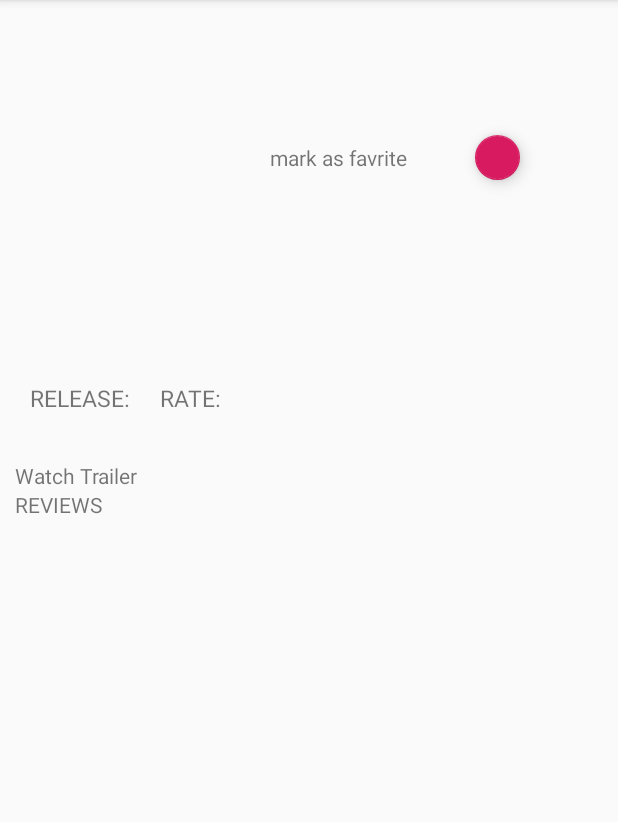
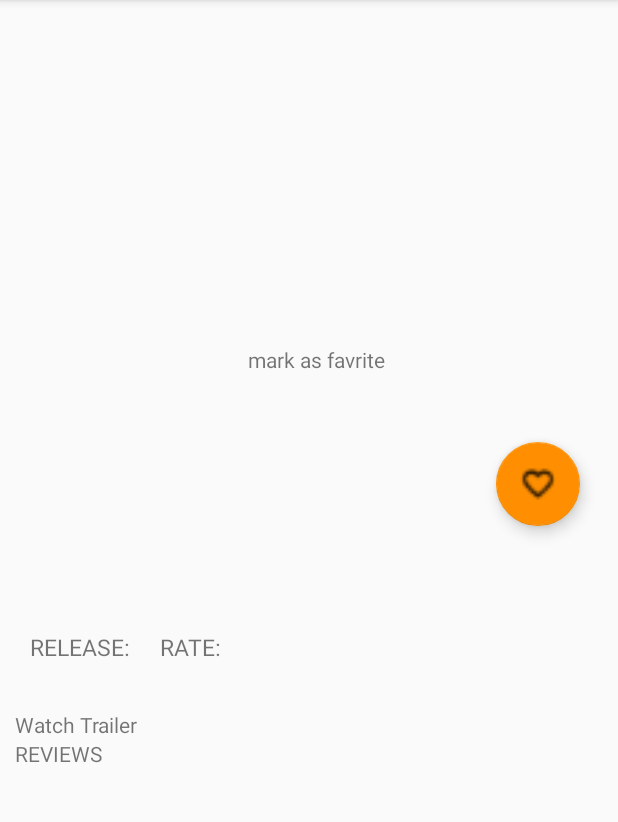
Before and after one commit to clarissaDia/PopularMovies2, an Android app: the DetailActivity screen opened directly, with no data from a screen before it, on a phone screen of 412 x 824 dp, the part 84-906 px from its top. Run offline under Robolectric (Android 15) with nearby library versions, the phone set to English and light mode, and no system bars; our stand-ins replace Picasso, Room's generated code; pictures from the network do not load.

Commit message:
Stage 2: Fourth commit

```diff
--- a/app/build.gradle
+++ b/app/build.gradle
@@ -35,5 +35,4 @@ dependencies {
     androidTestImplementation 'com.android.support.test.espresso:espresso-core:3.0.2'
 
 
-
 }
--- a/app/src/main/AndroidManifest.xml
+++ b/app/src/main/AndroidManifest.xml
@@ -20,12 +20,12 @@
                 <category android:name="android.intent.category.LAUNCHER" />
             </intent-filter>
         </activity>
-        <activity android:name=".DetailActivity"
+        <activity
+            android:name=".DetailActivity"
             android:parentActivityName=".MainActivity">
             <meta-data
                 android:name="android.support.PARENT_ACTIVITY"
-                android:value=".MainActivity"/>
-
+                android:value=".MainActivity" />
         </activity>
     </application>
 
--- a/app/src/main/res/layout/activity_detail.xml
+++ b/app/src/main/res/layout/activity_detail.xml
@@ -17,7 +17,7 @@
     <LinearLayout
         android:layout_width="match_parent"
         android:layout_height="wrap_content"
-        android:orientation="horizontal">
+        android:orientation="vertical">
 
         <ImageView
             android:id="@+id/iv_detail_image"
@@ -35,13 +35,15 @@
 
         <android.support.design.widget.FloatingActionButton
             android:id="@+id/fab_favorite"
-            android:layout_width="30dp"
-            android:layout_height="30dp"
-            android:layout_gravity="center"
-            android:layout_margin="25dp">
+            android:layout_width="wrap_content"
+            android:layout_height="wrap_content"
+            android:layout_margin="25dp"
+            android:layout_gravity="right"
+            android:src="@drawable/heart_favorite_border_black">
         </android.support.design.widget.FloatingActionButton>
 
     </LinearLayout>
+
         <TextView
             android:id="@+id/tv_title"
             android:layout_width="wrap_content"
@@ -93,6 +95,7 @@
             android:textSize="@dimen/text_size" />
 
         <TextView
+            android:id="@+id/tv_watch_trailers"
             android:layout_width="wrap_content"
             android:layout_height="wrap_content"
             android:text="@string/watch_trailer"/>
--- a/app/src/main/res/menu/sort_by_menu.xml
+++ b/app/src/main/res/menu/sort_by_menu.xml
@@ -13,4 +13,10 @@
             android:title="@string/sort_top_rated"
             app:showAsAction="never"/>
 
+        <item
+            android:id="@+id/sort_by_favorite"
+            android:orderInCategory="3"
+            android:title="Favorite"
+            app:showAsAction="never"/>
+
 </menu>
--- a/app/src/main/res/values/colors.xml
+++ b/app/src/main/res/values/colors.xml
@@ -2,5 +2,5 @@
 <resources>
     <color name="colorPrimary">#008577</color>
     <color name="colorPrimaryDark">#00574B</color>
-    <color name="colorAccent">#D81B60</color>
+    <color name="colorAccent">#FF8F00</color>
 </resources>
--- a/app/src/main/res/values/dimens.xml
+++ b/app/src/main/res/values/dimens.xml
@@ -2,8 +2,8 @@
 <resources>
     <dimen name="title_text_size">25sp</dimen>
     <dimen name="activity_margin">10dp</dimen>
-    <dimen name="image_width">200dp</dimen>
-    <dimen name="image_height">300dp</dimen>
+    <dimen name="image_width">150dp</dimen>
+    <dimen name="image_height">200dp</dimen>
     <dimen name="text_size">15sp</dimen>
     <dimen name="detail_image_width">150dp</dimen>
     <dimen name="detail_image_height">200dp</dimen>
```
Also changed, not shown: app/src/main/java/com/example/android/popularmovies2/DetailActivity.java (+66 -29 lines), app/src/main/java/com/example/android/popularmovies2/MainActivity.java (+31 -0 lines), app/src/main/java/com/example/android/popularmovies2/database/MoviesExecutor.java (+31 -2 lines), app/src/main/java/com/example/android/popularmovies2/models/Movies.java (+18 -4 lines), app/src/main/res/drawable-hdpi/heart_favorite_black.png (added), app/src/main/res/drawable-hdpi/heart_favorite_border_black.png (added), app/src/main/res/drawable-mdpi/heart_favorite_black.png (added), app/src/main/res/drawable-mdpi/heart_favorite_border_black.png (added), app/src/main/res/drawable-xhdpi/heart_favorite_black.png (added), app/src/main/res/drawable-xhdpi/heart_favorite_border_black.png (added), app/src/main/res/drawable-xxhdpi/heart_favorite_black.png (added), app/src/main/res/drawable-xxhdpi/heart_favorite_border_black.png (added), app/src/main/res/drawable-xxxhdpi/heart_favorite_black.png (added), app/src/main/res/drawable-xxxhdpi/heart_favorite_border_black.png (added).
